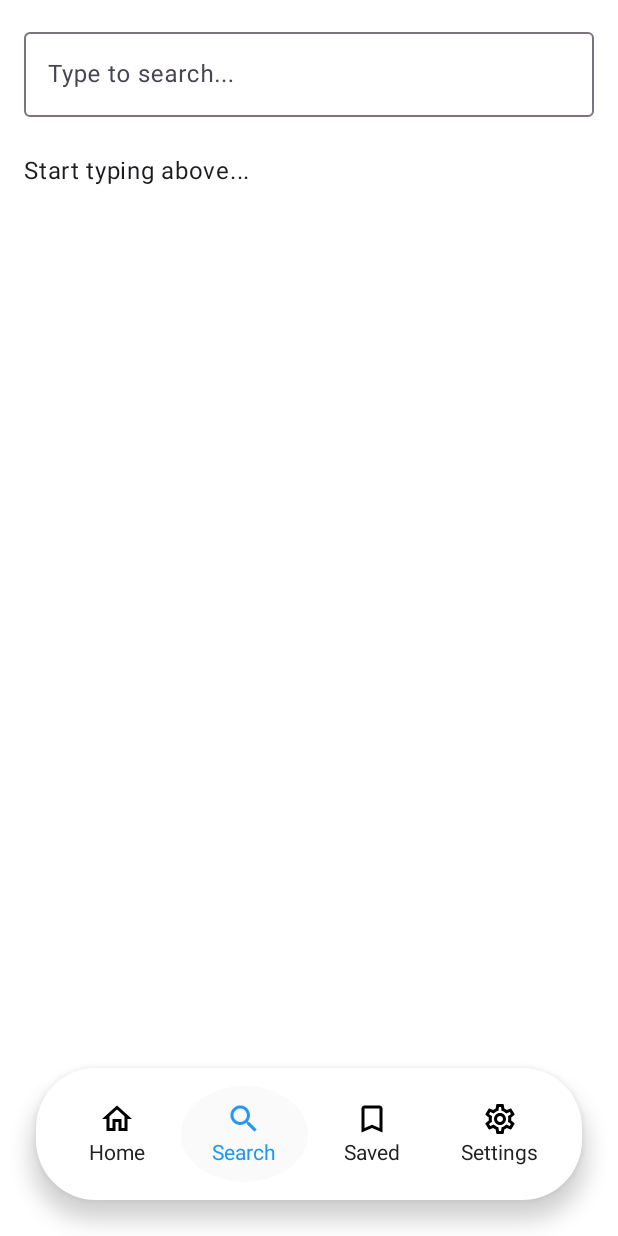
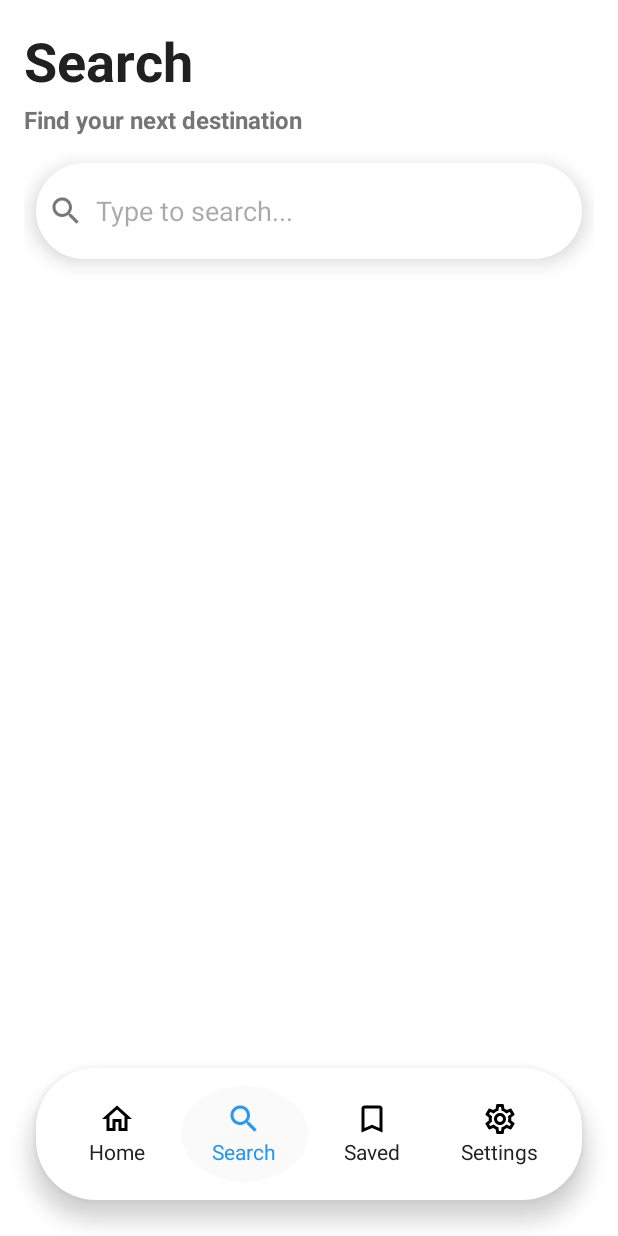
Before and after one commit to Raz-Bouganim/OuiOui, an Android app: the SearchFragment screen opened through its navigation route, on a phone screen of 412 x 824 dp. Run offline under Robolectric (Android 15) with nearby library versions, the phone set to English and light mode, and no system bars; our stand-ins replace navigation-ui.

Commit message:
Update search fragment

```diff
--- a/app/src/main/java/com/sharks/ouioui/ui/search/SearchFragment.kt
+++ b/app/src/main/java/com/sharks/ouioui/ui/search/SearchFragment.kt
@@ -1,8 +1,6 @@
 package com.sharks.ouioui.ui.search
 
 import android.os.Bundle
-import android.text.Editable
-import android.text.TextWatcher
 import android.view.LayoutInflater
 import android.view.View
 import android.view.ViewGroup
@@ -18,18 +16,9 @@ class SearchFragment : Fragment() {
         inflater: LayoutInflater,
         container: ViewGroup?,
         savedInstanceState: Bundle?
-    ) = FragmentSearchBinding.inflate(inflater, container, false)
-        .also { _binding = it }.root
-
-    override fun onViewCreated(view: View, savedInstanceState: Bundle?) {
-        binding.searchEditText.addTextChangedListener(object : TextWatcher {
-            override fun beforeTextChanged(s: CharSequence?, start: Int, count: Int, after: Int) {}
-            override fun onTextChanged(s: CharSequence?, start: Int, before: Int, count: Int) {
-                binding.textEcho.text = s?.takeIf { it.isNotBlank() }
-                    ?: "Start typing above..."
-            }
-            override fun afterTextChanged(s: Editable?) {}
-        })
+    ): View {
+        _binding = FragmentSearchBinding.inflate(inflater, container, false)
+        return binding.root
     }
 
     override fun onDestroyView() {
--- /dev/null
+++ b/app/src/main/res/drawable/bg_search_bar.xml
@@ -0,0 +1,8 @@
+<?xml version="1.0" encoding="utf-8"?>
+<shape xmlns:android="http://schemas.android.com/apk/res/android"
+    android:shape="rectangle">
+    <solid android:color="@color/white"/>
+    <corners android:radius="40dp"/>
+    <padding android:left="8dp" android:right="8dp"/>
+    <elevation android:height="8dp" />
+</shape>
--- a/app/src/main/res/layout/fragment_home.xml
+++ b/app/src/main/res/layout/fragment_home.xml
@@ -70,7 +70,7 @@
     <androidx.recyclerview.widget.RecyclerView
         android:id="@+id/recyclerViewFeaturedDestination"
         android:layout_width="0dp"
-        android:layout_height="150dp"
+        android:layout_height="200dp"
         android:clipToPadding="false"
         android:layout_marginTop="8dp"
         android:layout_marginBottom="8dp"
--- a/app/src/main/res/layout/fragment_search.xml
+++ b/app/src/main/res/layout/fragment_search.xml
@@ -4,38 +4,65 @@
     xmlns:app="http://schemas.android.com/apk/res-auto"
     android:layout_width="match_parent"
     android:layout_height="match_parent"
+    android:background="@color/background_light"
     android:padding="16dp">
 
-    <!-- Search input -->
-    <com.google.android.material.textfield.TextInputLayout
-        android:id="@+id/searchLayout"
-        style="@style/Widget.Material3.TextInputLayout.OutlinedBox"
-        android:layout_width="0dp"
+    <TextView
+        android:id="@+id/searchTitle"
+        android:layout_width="wrap_content"
         android:layout_height="wrap_content"
-        android:hint="Type to search..."
-        app:boxBackgroundMode="outline"
-        app:layout_constraintTop_toTopOf="parent"
+        android:text="Search"
+        android:textSize="36sp"
+        android:textStyle="bold"
+        android:textColor="@color/text_primary_light"
         app:layout_constraintStart_toStartOf="parent"
-        app:layout_constraintEnd_toEndOf="parent">
+        app:layout_constraintTop_toTopOf="parent" />
 
-        <com.google.android.material.textfield.TextInputEditText
+    <TextView
+        android:id="@+id/searchSubtitle"
+        android:layout_width="wrap_content"
+        android:layout_height="wrap_content"
+        android:text="Find your next destination"
+        android:textSize="16sp"
+        android:textStyle="bold"
+        android:textColor="@color/text_secondary_light"
+        android:layout_marginTop="4dp"
+        app:layout_constraintStart_toStartOf="parent"
+        app:layout_constraintTop_toBottomOf="@id/searchTitle" />
+
+    <LinearLayout
+        android:id="@+id/searchBar"
+        android:layout_width="match_parent"
+        android:layout_height="wrap_content"
+        android:orientation="horizontal"
+        app:layout_constraintTop_toBottomOf="@id/searchSubtitle"
+        app:layout_constraintStart_toStartOf="parent"
+        app:layout_constraintEnd_toEndOf="parent"
+        android:background="@drawable/bg_search_bar"
+        android:padding="8dp"
+        android:elevation="8dp"
+        android:gravity="center"
+        android:layout_marginTop="18dp"
+        android:layout_marginEnd="8dp"
+        android:layout_marginStart="8dp">
+
+        <ImageView
+            android:layout_width="24dp"
+            android:layout_height="24dp"
+            android:src="@drawable/ic_search"
+            android:contentDescription="Search icon"
+            app:tint="@color/text_secondary_light" />
+
+        <EditText
             android:id="@+id/searchEditText"
-            android:layout_width="match_parent"
-            android:layout_height="wrap_content"
-            android:imeOptions="actionSearch"
-            android:inputType="text" />
-    </com.google.android.material.textfield.TextInputLayout>
-
-    <!-- Echo of what you typed -->
-    <TextView
-        android:id="@+id/textEcho"
-        android:layout_width="0dp"
-        android:layout_height="wrap_content"
-        android:text="Start typing above..."
-        android:textAppearance="?attr/textAppearanceBodyLarge"
-        android:paddingTop="24dp"
-        app:layout_constraintTop_toBottomOf="@id/searchLayout"
-        app:layout_constraintStart_toStartOf="parent"
-        app:layout_constraintEnd_toEndOf="parent" />
-
+            android:layout_width="0dp"
+            android:layout_height="48dp"
+            android:layout_marginStart="8dp"
+            android:layout_weight="1"
+            android:hint="Type to search..."
+            android:background="@android:color/transparent"
+            android:textColor="@color/text_primary_light"
+            android:inputType="text"
+            android:imeOptions="actionSearch"/>
+    </LinearLayout>
 </androidx.constraintlayout.widget.ConstraintLayout>
```
